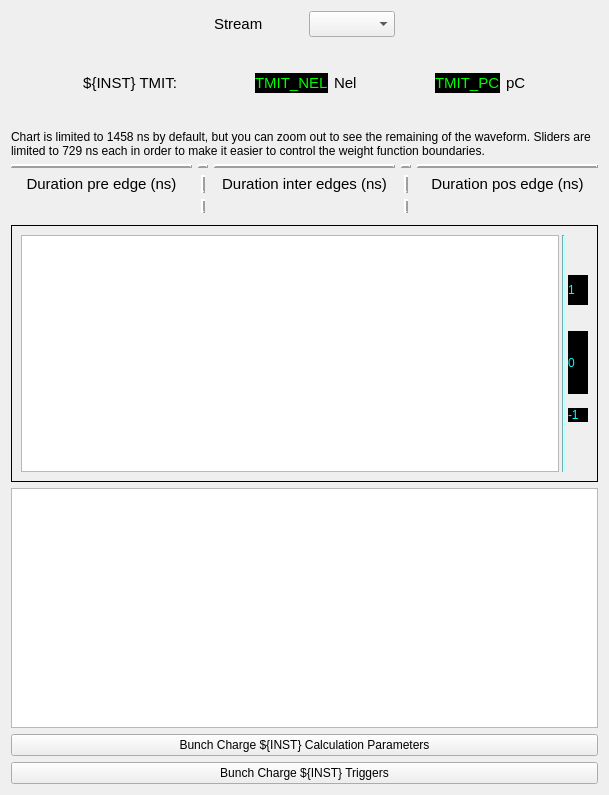
This is bcmApp/ui/facet2/bcm_expert.ui in slaclab/BunchChargeMonitor as Qt 5 draws it before an edit. The edited form follows.
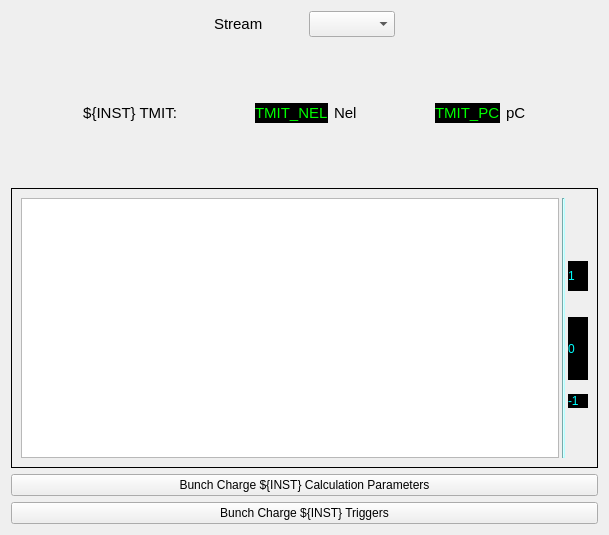
This is the edited form. Custom widgets are drawn as their Qt base class.

Commit message: FACET-II: Removed sliders and mult plot from bcm_expert

The edit to the form file:
```diff
--- a/bcmApp/ui/facet2/bcm_expert.ui
+++ b/bcmApp/ui/facet2/bcm_expert.ui
@@ -7,13 +7,13 @@
     <x>0</x>
     <y>0</y>
     <width>609</width>
-    <height>795</height>
+    <height>535</height>
    </rect>
   </property>
   <property name="windowTitle">
    <string>Bunch Charge ${INST}</string>
   </property>
-  <layout class="QVBoxLayout" name="verticalLayout_2" stretch="0,0,0,0,0,50,0,0">
+  <layout class="QVBoxLayout" name="verticalLayout_2" stretch="0,0,0,0,50,0,0">
    <item>
     <layout class="QHBoxLayout" name="horizontalLayout_2">
      <property name="spacing">
@@ -346,500 +346,7 @@
     </spacer>
    </item>
    <item>
-    <widget class="QLabel" name="label_3">
-     <property name="text">
-      <string>Chart is limited to 1458 ns by default, but you can zoom out to see the remaining of the waveform. Sliders are limited to 729 ns each in order to make it easier to control the weight function boundaries.</string>
-     </property>
-     <property name="wordWrap">
-      <bool>true</bool>
-     </property>
-    </widget>
-   </item>
-   <item>
-    <layout class="QVBoxLayout" name="verticalLayout" stretch="0,0,0">
-     <item>
-      <layout class="QGridLayout" name="gridLayout">
-       <item row="4" column="1">
-        <widget class="QFrame" name="frame_11">
-         <property name="minimumSize">
-          <size>
-           <width>10</width>
-           <height>0</height>
-          </size>
-         </property>
-         <property name="frameShape">
-          <enum>QFrame::VLine</enum>
-         </property>
-         <property name="frameShadow">
-          <enum>QFrame::Raised</enum>
-         </property>
-         <property name="lineWidth">
-          <number>2</number>
-         </property>
-         <property name="midLineWidth">
-          <number>0</number>
-         </property>
-        </widget>
-       </item>
-       <item row="4" column="2">
-        <widget class="PyDMLabel" name="PyDMLabel_3">
-         <property name="toolTip">
-          <string/>
-         </property>
-         <property name="whatsThis">
-          <string/>
-         </property>
-         <property name="alignment">
-          <set>Qt::AlignCenter</set>
-         </property>
-         <property name="channel" stdset="0">
-          <string>ca://TORO:${AREA}:${POS}:TIME_MID</string>
-         </property>
-        </widget>
-       </item>
-       <item row="3" column="1">
-        <widget class="QFrame" name="frame_10">
-         <property name="minimumSize">
-          <size>
-           <width>10</width>
-           <height>0</height>
-          </size>
-         </property>
-         <property name="frameShape">
-          <enum>QFrame::VLine</enum>
-         </property>
-         <property name="frameShadow">
-          <enum>QFrame::Raised</enum>
-         </property>
-         <property name="lineWidth">
-          <number>2</number>
-         </property>
-         <property name="midLineWidth">
-          <number>0</number>
-         </property>
-        </widget>
-       </item>
-       <item row="4" column="4">
-        <widget class="PyDMLabel" name="PyDMLabel_4">
-         <property name="toolTip">
-          <string/>
-         </property>
-         <property name="whatsThis">
-          <string/>
-         </property>
-         <property name="alignment">
-          <set>Qt::AlignCenter</set>
-         </property>
-         <property name="channel" stdset="0">
-          <string>ca://TORO:${AREA}:${POS}:TIME_POS</string>
-         </property>
-        </widget>
-       </item>
-       <item row="5" column="3">
-        <widget class="QFrame" name="frame_20">
-         <property name="minimumSize">
-          <size>
-           <width>10</width>
-           <height>0</height>
-          </size>
-         </property>
-         <property name="frameShape">
-          <enum>QFrame::VLine</enum>
-         </property>
-         <property name="frameShadow">
-          <enum>QFrame::Raised</enum>
-         </property>
-         <property name="lineWidth">
-          <number>2</number>
-         </property>
-         <property name="midLineWidth">
-          <number>0</number>
-         </property>
-        </widget>
-       </item>
-       <item row="5" column="0">
-        <widget class="PyDMSlider" name="PyDMSlider_4">
-         <property name="minimumSize">
-          <size>
-           <width>0</width>
-           <height>0</height>
-          </size>
-         </property>
-         <property name="toolTip">
-          <string>Rough tunning</string>
-         </property>
-         <property name="whatsThis">
-          <string>
-    A QSlider with support for Channels and more from PyDM.
-
-    Parameters
-    ----------
-    parent : QWidget
-        The parent widget for the Label
-    init_channel : str, optional
-        The channel to be used by the widget.
-    </string>
-         </property>
-         <property name="channel" stdset="0">
-          <string>ca://TORO:${AREA}:${POS}:TIME_PRE</string>
-         </property>
-         <property name="showLimitLabels" stdset="0">
-          <bool>false</bool>
-         </property>
-         <property name="showValueLabel" stdset="0">
-          <bool>false</bool>
-         </property>
-         <property name="userDefinedLimits" stdset="0">
-          <bool>true</bool>
-         </property>
-         <property name="userMinimum" stdset="0">
-          <double>0.000000000000000</double>
-         </property>
-         <property name="userMaximum" stdset="0">
-          <double>729.000000000000000</double>
-         </property>
-         <property name="num_steps" stdset="0">
-          <number>200</number>
-         </property>
-        </widget>
-       </item>
-       <item row="3" column="0">
-        <widget class="QLabel" name="label_14">
-         <property name="font">
-          <font>
-           <pointsize>11</pointsize>
-          </font>
-         </property>
-         <property name="text">
-          <string>Duration pre edge (ns)</string>
-         </property>
-         <property name="alignment">
-          <set>Qt::AlignCenter</set>
-         </property>
-        </widget>
-       </item>
-       <item row="5" column="2">
-        <widget class="PyDMSlider" name="PyDMSlider_5">
-         <property name="toolTip">
-          <string/>
-         </property>
-         <property name="whatsThis">
-          <string>
-    A QSlider with support for Channels and more from PyDM.
-
-    Parameters
-    ----------
-    parent : QWidget
-        The parent widget for the Label
-    init_channel : str, optional
-        The channel to be used by the widget.
-    </string>
-         </property>
-         <property name="layoutDirection">
-          <enum>Qt::LeftToRight</enum>
-         </property>
-         <property name="frameShape">
-          <enum>QFrame::NoFrame</enum>
-         </property>
-         <property name="lineWidth">
-          <number>1</number>
-         </property>
-         <property name="channel" stdset="0">
-          <string>ca://TORO:${AREA}:${POS}:TIME_MID</string>
-         </property>
-         <property name="showLimitLabels" stdset="0">
-          <bool>false</bool>
-         </property>
-         <property name="showValueLabel" stdset="0">
-          <bool>false</bool>
-         </property>
-         <property name="userDefinedLimits" stdset="0">
-          <bool>true</bool>
-         </property>
-         <property name="userMinimum" stdset="0">
-          <double>0.000000000000000</double>
-         </property>
-         <property name="userMaximum" stdset="0">
-          <double>729.000000000000000</double>
-         </property>
-         <property name="num_steps" stdset="0">
-          <number>200</number>
-         </property>
-        </widget>
-       </item>
-       <item row="3" column="2">
-        <widget class="QLabel" name="label_16">
-         <property name="font">
-          <font>
-           <pointsize>11</pointsize>
-          </font>
-         </property>
-         <property name="text">
-          <string>Duration inter edges (ns)</string>
-         </property>
-         <property name="alignment">
-          <set>Qt::AlignCenter</set>
-         </property>
-        </widget>
-       </item>
-       <item row="5" column="4">
-        <widget class="PyDMSlider" name="PyDMSlider_6">
-         <property name="toolTip">
-          <string/>
-         </property>
-         <property name="whatsThis">
-          <string>
-    A QSlider with support for Channels and more from PyDM.
-
-    Parameters
-    ----------
-    parent : QWidget
-        The parent widget for the Label
-    init_channel : str, optional
-        The channel to be used by the widget.
-    </string>
-         </property>
-         <property name="layoutDirection">
-          <enum>Qt::LeftToRight</enum>
-         </property>
-         <property name="frameShape">
-          <enum>QFrame::NoFrame</enum>
-         </property>
-         <property name="lineWidth">
-          <number>1</number>
-         </property>
-         <property name="channel" stdset="0">
-          <string>ca://TORO:${AREA}:${POS}:TIME_POS</string>
-         </property>
-         <property name="showLimitLabels" stdset="0">
-          <bool>false</bool>
-         </property>
-         <property name="showValueLabel" stdset="0">
-          <bool>false</bool>
-         </property>
-         <property name="userDefinedLimits" stdset="0">
-          <bool>true</bool>
-         </property>
-         <property name="userMinimum" stdset="0">
-          <double>0.000000000000000</double>
-         </property>
-         <property name="userMaximum" stdset="0">
-          <double>729.000000000000000</double>
-         </property>
-         <property name="num_steps" stdset="0">
-          <number>200</number>
-         </property>
-        </widget>
-       </item>
-       <item row="3" column="4">
-        <widget class="QLabel" name="label_15">
-         <property name="font">
-          <font>
-           <pointsize>11</pointsize>
-          </font>
-         </property>
-         <property name="text">
-          <string>Duration pos edge (ns)</string>
-         </property>
-         <property name="alignment">
-          <set>Qt::AlignCenter</set>
-         </property>
-        </widget>
-       </item>
-       <item row="4" column="3">
-        <widget class="QFrame" name="frame_17">
-         <property name="minimumSize">
-          <size>
-           <width>10</width>
-           <height>0</height>
-          </size>
-         </property>
-         <property name="frameShape">
-          <enum>QFrame::VLine</enum>
-         </property>
-         <property name="frameShadow">
-          <enum>QFrame::Raised</enum>
-         </property>
-         <property name="lineWidth">
-          <number>2</number>
-         </property>
-         <property name="midLineWidth">
-          <number>0</number>
-         </property>
-        </widget>
-       </item>
-       <item row="4" column="0">
-        <widget class="PyDMLabel" name="PyDMLabel">
-         <property name="toolTip">
-          <string/>
-         </property>
-         <property name="whatsThis">
-          <string/>
-         </property>
-         <property name="alignment">
-          <set>Qt::AlignCenter</set>
-         </property>
-         <property name="channel" stdset="0">
-          <string>ca://TORO:${AREA}:${POS}:TIME_PRE</string>
-         </property>
-        </widget>
-       </item>
-       <item row="3" column="3">
-        <widget class="QFrame" name="frame_16">
-         <property name="minimumSize">
-          <size>
-           <width>10</width>
-           <height>0</height>
-          </size>
-         </property>
-         <property name="frameShape">
-          <enum>QFrame::VLine</enum>
-         </property>
-         <property name="frameShadow">
-          <enum>QFrame::Raised</enum>
-         </property>
-         <property name="lineWidth">
-          <number>2</number>
-         </property>
-         <property name="midLineWidth">
-          <number>0</number>
-         </property>
-        </widget>
-       </item>
-       <item row="5" column="1">
-        <widget class="QFrame" name="frame_13">
-         <property name="minimumSize">
-          <size>
-           <width>10</width>
-           <height>0</height>
-          </size>
-         </property>
-         <property name="frameShape">
-          <enum>QFrame::VLine</enum>
-         </property>
-         <property name="frameShadow">
-          <enum>QFrame::Raised</enum>
-         </property>
-         <property name="lineWidth">
-          <number>2</number>
-         </property>
-         <property name="midLineWidth">
-          <number>0</number>
-         </property>
-        </widget>
-       </item>
-       <item row="2" column="2">
-        <widget class="QFrame" name="frame_3">
-         <property name="minimumSize">
-          <size>
-           <width>0</width>
-           <height>5</height>
-          </size>
-         </property>
-         <property name="frameShape">
-          <enum>QFrame::HLine</enum>
-         </property>
-         <property name="frameShadow">
-          <enum>QFrame::Raised</enum>
-         </property>
-         <property name="lineWidth">
-          <number>2</number>
-         </property>
-         <property name="midLineWidth">
-          <number>0</number>
-         </property>
-        </widget>
-       </item>
-       <item row="2" column="0">
-        <widget class="QFrame" name="frame_2">
-         <property name="minimumSize">
-          <size>
-           <width>0</width>
-           <height>5</height>
-          </size>
-         </property>
-         <property name="frameShape">
-          <enum>QFrame::HLine</enum>
-         </property>
-         <property name="frameShadow">
-          <enum>QFrame::Raised</enum>
-         </property>
-         <property name="lineWidth">
-          <number>2</number>
-         </property>
-         <property name="midLineWidth">
-          <number>0</number>
-         </property>
-        </widget>
-       </item>
-       <item row="2" column="3">
-        <widget class="QFrame" name="frame_4">
-         <property name="minimumSize">
-          <size>
-           <width>0</width>
-           <height>5</height>
-          </size>
-         </property>
-         <property name="frameShape">
-          <enum>QFrame::HLine</enum>
-         </property>
-         <property name="frameShadow">
-          <enum>QFrame::Raised</enum>
-         </property>
-         <property name="lineWidth">
-          <number>2</number>
-         </property>
-         <property name="midLineWidth">
-          <number>0</number>
-         </property>
-        </widget>
-       </item>
-       <item row="2" column="4">
-        <widget class="QFrame" name="frame_5">
-         <property name="minimumSize">
-          <size>
-           <width>0</width>
-           <height>5</height>
-          </size>
-         </property>
-         <property name="frameShape">
-          <enum>QFrame::HLine</enum>
-         </property>
-         <property name="frameShadow">
-          <enum>QFrame::Raised</enum>
-         </property>
-         <property name="lineWidth">
-          <number>2</number>
-         </property>
-         <property name="midLineWidth">
-          <number>0</number>
-         </property>
-        </widget>
-       </item>
-       <item row="2" column="1">
-        <widget class="QFrame" name="frame_6">
-         <property name="minimumSize">
-          <size>
-           <width>0</width>
-           <height>5</height>
-          </size>
-         </property>
-         <property name="frameShape">
-          <enum>QFrame::HLine</enum>
-         </property>
-         <property name="frameShadow">
-          <enum>QFrame::Raised</enum>
-         </property>
-         <property name="lineWidth">
-          <number>2</number>
-         </property>
-         <property name="midLineWidth">
-          <number>0</number>
-         </property>
-        </widget>
-       </item>
-      </layout>
-     </item>
+    <layout class="QVBoxLayout" name="verticalLayout" stretch="0">
      <item>
       <widget class="QFrame" name="frame_19">
        <property name="sizePolicy">
@@ -1640,67 +1147,6 @@
        </layout>
       </widget>
      </item>
-     <item>
-      <widget class="PyDMWaveformPlot" name="wfpRawTimesWeight">
-       <property name="minimumSize">
-        <size>
-         <width>0</width>
-         <height>240</height>
-        </size>
-       </property>
-       <property name="toolTip">
-        <string/>
-       </property>
-       <property name="whatsThis">
-        <string>
-    PyDMWaveformPlot is a widget to plot one or more waveforms.
-
-    Each curve can plot either a Y-axis waveform vs. its indices,
-    or a Y-axis waveform against an X-axis waveform.
-
-    Parameters
-    ----------
-    parent : optional
-        The parent of this widget.
-    init_x_channels: optional
-        init_x_channels can be a string with the address for a channel,
-        or a list of strings, each containing an address for a channel.
-        If not specified, y-axis waveforms will be plotted against their
-        indices. If a list is specified for both init_x_channels and
-        init_y_channels, they both must have the same length.
-        If a single x channel was specified, and a list of y channels are
-        specified, all y channels will be plotted against the same x channel.
-    init_y_channels: optional
-        init_y_channels can be a string with the address for a channel,
-        or a list of strings, each containing an address for a channel.
-        If a list is specified for both init_x_channels and init_y_channels,
-        they both must have the same length.
-        If a single x channel was specified, and a list of y channels are
-        specified, all y channels will be plotted against the same x channel.
-    background: optional
-        The background color for the plot.  Accepts any arguments that
-        pyqtgraph.mkColor will accept.
-    </string>
-       </property>
-       <property name="title" stdset="0">
-        <string>${INST} Raw times Weight Function</string>
-       </property>
-       <property name="showLegend">
-        <bool>false</bool>
-       </property>
-       <property name="curves">
-        <stringlist>
-         <string>{&quot;y_channel&quot;: &quot;ca://TORO:${AREA}:${POS}:S_P_WF&quot;, &quot;x_channel&quot;: &quot;ca://TORO:${AREA}:${POS}:WF_TIME.VALA&quot;, &quot;name&quot;: &quot;BL11A Process Waveform&quot;, &quot;color&quot;: &quot;white&quot;, &quot;lineStyle&quot;: 1, &quot;lineWidth&quot;: 1, &quot;symbol&quot;: null, &quot;symbolSize&quot;: 10, &quot;redraw_mode&quot;: 2}</string>
-        </stringlist>
-       </property>
-       <property name="autoRangeX">
-        <bool>false</bool>
-       </property>
-       <property name="maxXRange">
-        <double>1458.000000000000000</double>
-       </property>
-      </widget>
-     </item>
     </layout>
    </item>
    <item>
@@ -1781,11 +1227,6 @@
    <extends>QLabel</extends>
    <header>pydm.widgets.label</header>
   </customwidget>
-  <customwidget>
-   <class>PyDMSlider</class>
-   <extends>QFrame</extends>
-   <header>pydm.widgets.slider</header>
-  </customwidget>
   <customwidget>
    <class>PyDMWaveformPlot</class>
    <extends>QGraphicsView</extends>
```
Left out of the diff: 4 changed lines with no effect on the pictures. The commit also changes 1 other file.
